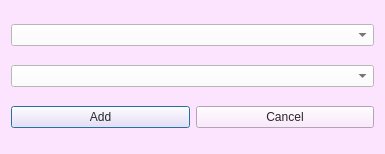
Qt form add_connections.ui (HKH515/VLN56) before a commit.
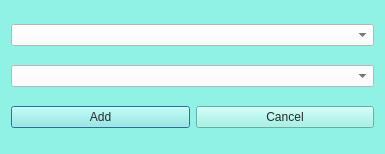
The same form after that commit. Icons and pictures are not drawn.

Patch:
```diff
--- a/add_connections.ui
+++ b/add_connections.ui
@@ -18,7 +18,7 @@
     <normaloff>:/icons/images/Link_Building.png</normaloff>:/icons/images/Link_Building.png</iconset>
   </property>
   <property name="styleSheet">
-   <string notr="true">background-color: #FCE3FE;
+   <string notr="true">background-color: #90F2E4;
 color: #272728;
 </string>
   </property>
```
